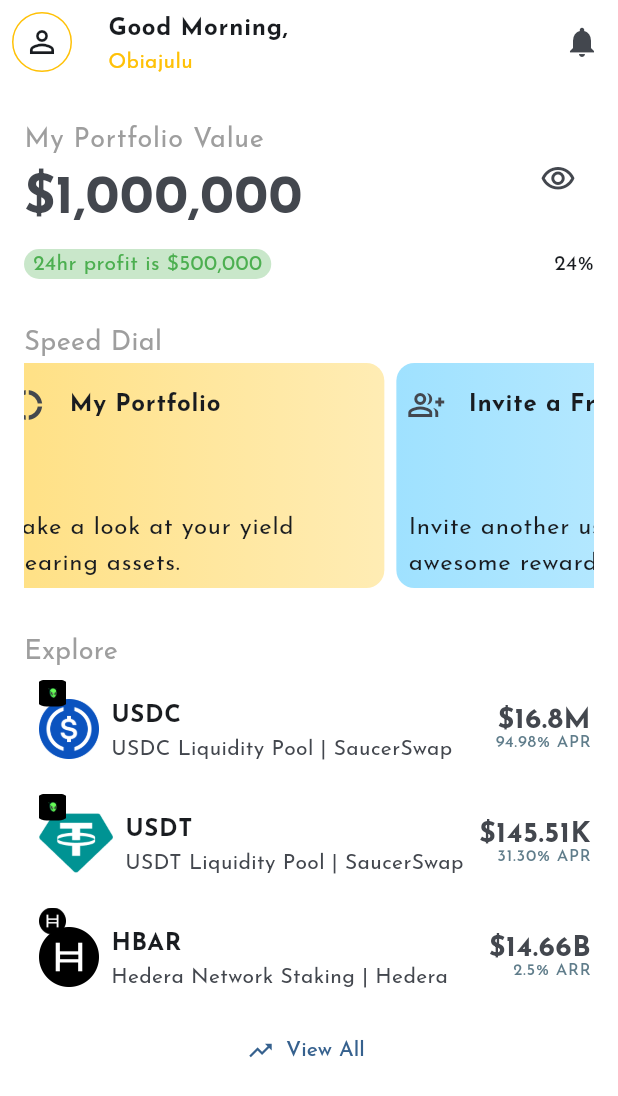
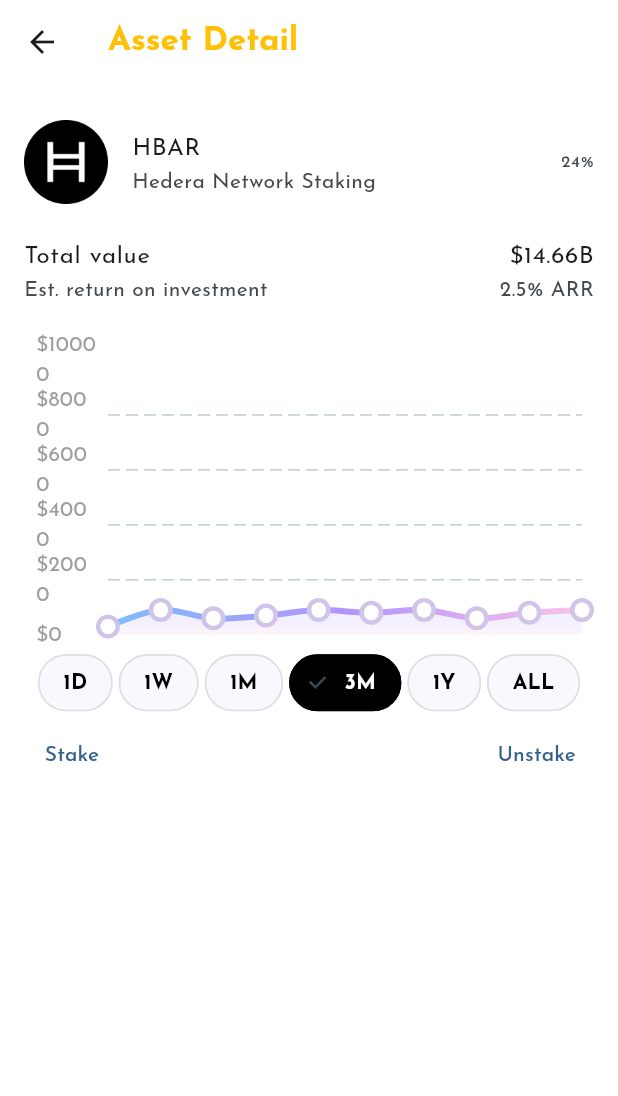
Before and after one commit to FerrousApp/Ferrous, a Flutter app: the HomePage screen opened directly, after a tap on "USDC", on a phone screen of 412 x 824 dp. Shown: the top 1096 px of the screen. Run offline on Flutter 3.47's test engine with Material 3 defaults, Android fonts, the phone set to English and light mode, and no system bars; drawn by our look-alikes of fl_chart; our stand-ins replace flutter_riverpod, lottie, riverpod, shared_preferences; missing offline and left inert: flutter_displaymode; accounts and stored records are empty.

Commit message:
- Nightly

```diff
--- /dev/null
+++ b/lib/pages/asset/asset.dart
@@ -0,0 +1,94 @@
+import 'package:ferrous/misc/appsizing.dart';
+import 'package:ferrous/pages/invest/invest.dart';
+import 'package:flutter/material.dart';
+import 'package:fl_chart/fl_chart.dart'; // Add this import
+
+class AssetDetailPage extends StatefulWidget {
+  const AssetDetailPage({super.key});
+
+  @override
+  State<AssetDetailPage> createState() => _AssetDetailPageState();
+}
+
+class _AssetDetailPageState extends State<AssetDetailPage> {
+  @override
+  Widget build(BuildContext context) {
+    return Scaffold(
+      appBar: AppBar(
+        title: Text(
+          "Asset Detail",
+          style: TextStyle(
+            fontWeight: FontWeight.bold,
+            color: Colors.amber,
+          ),
+        ),
+      ),
+
+      ///
+      body: ListView(
+        padding: EdgeInsets.all(16),
+        children: [
+          ///
+          ListTile(
+            contentPadding: EdgeInsets.zero,
+            leading: Image.asset(
+              "assets/logos/hedera.png",
+            ),
+            title: Text('HBAR'),
+            subtitle: Text('Hedera Network Staking'),
+
+            /// profit percent
+            trailing: Text("\u219124%"),
+          ),
+
+          ///
+          ListTile(
+            contentPadding: EdgeInsets.zero,
+            title: Row(
+              mainAxisAlignment: MainAxisAlignment.spaceBetween,
+              children: [
+                Text('Total value '),
+                Text('\$14.66B'),
+              ],
+            ),
+            subtitle: Row(
+              mainAxisAlignment: MainAxisAlignment.spaceBetween,
+              children: [
+                Text('Est. return on investment'),
+                Text("2.5% ARR"),
+              ],
+            ),
+          ),
+
+          SizedBox(height: 16),
+
+          Container(
+            height: AppSizing.height(context) * 0.3,
+            child: PortfolioLineChart(),
+          ),
+
+          Row(
+            mainAxisAlignment: MainAxisAlignment.spaceBetween,
+            children: [
+              TextButton.icon(
+                onPressed: () {},
+                label: Text("Stake"),
+              ),
+              TextButton.icon(
+                onPressed: () {},
+                label: Text("Unstake"),
+              ),
+            ],
+          ),
+
+          ///
+          ///TODO: add a section to show amount holding, current value, and other details
+          DefaultTabController(
+            length: 5,
+            child: Container(),
+          )
+        ],
+      ),
+    );
+  }
+}
--- a/lib/pages/home/components.dart/explore_list_tile.dart
+++ b/lib/pages/home/components.dart/explore_list_tile.dart
@@ -9,6 +9,7 @@
     required this.subtitle,
     required this.assetValue,
     required this.apy,
+    this.onTap,
   });
 
   final String badgePath;
@@ -17,11 +18,12 @@
   final String subtitle;
   final String assetValue;
   final String apy;
+  final VoidCallback? onTap;
 
   @override
   Widget build(BuildContext context) {
     return ListTile(
-      contentPadding: EdgeInsets.all(2),
+      contentPadding: EdgeInsets.zero,
       horizontalTitleGap: 0,
       leading: Badge(
         backgroundColor: Colors.transparent,
@@ -78,7 +80,7 @@
           ),
         ],
       ),
-      onTap: () {},
+      onTap: onTap,
     );
   }
 }
--- a/lib/pages/home/home.dart
+++ b/lib/pages/home/home.dart
@@ -1,5 +1,6 @@
 import 'dart:async';
 
+import 'package:ferrous/pages/asset/asset.dart';
 import 'package:ferrous/pages/home/components.dart/explore_list_tile.dart';
 import 'package:ferrous/pages/home/components.dart/speed_dial_tile.dart';
 import 'package:ferrous/pages/investments/investments.dart';
@@ -68,6 +69,13 @@
         subtitle: "USDC Liquidity Pool | SaucerSwap",
         assetValue: "\$16.8M",
         apy: "94.98% APR",
+        onTap: () {
+          Navigator.of(context).push(
+            MaterialPageRoute(
+              builder: (context) => const AssetDetailPage(),
+            ),
+          );
+        },
       ),
       ExploreListTile(
         badgePath: "assets/logos/saucer.png",
--- a/lib/pages/more/more.dart
+++ b/lib/pages/more/more.dart
@@ -44,6 +44,15 @@
 
             onTap: () {
               // Navigate to settings page
+            },
+          ),
+
+          ListTile(
+            contentPadding: EdgeInsets.all(0),
+            // leading: Icon(Icons.school_outlined),
+            title: Text('KYC'),
+            onTap: () {
+              // Navigate to about page
             },
           ),
 
--- a/lib/pages/profile/profile.dart
+++ b/lib/pages/profile/profile.dart
@@ -97,7 +97,11 @@
 
           for (final detail in detailed)
             ListTile(
+              onTap: () {},
               contentPadding: EdgeInsets.zero,
+
+              // minTileHeight: 35,
+
               minVerticalPadding: 0,
               title: Text(detail.title),
               trailing: Text(detail.value),
```
